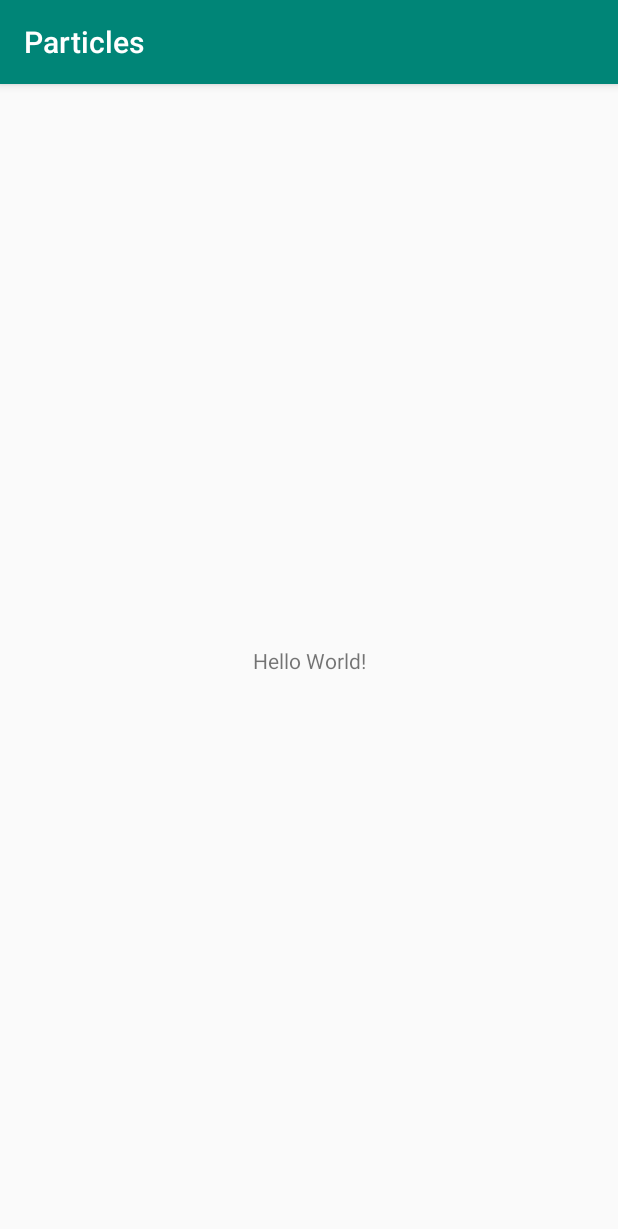
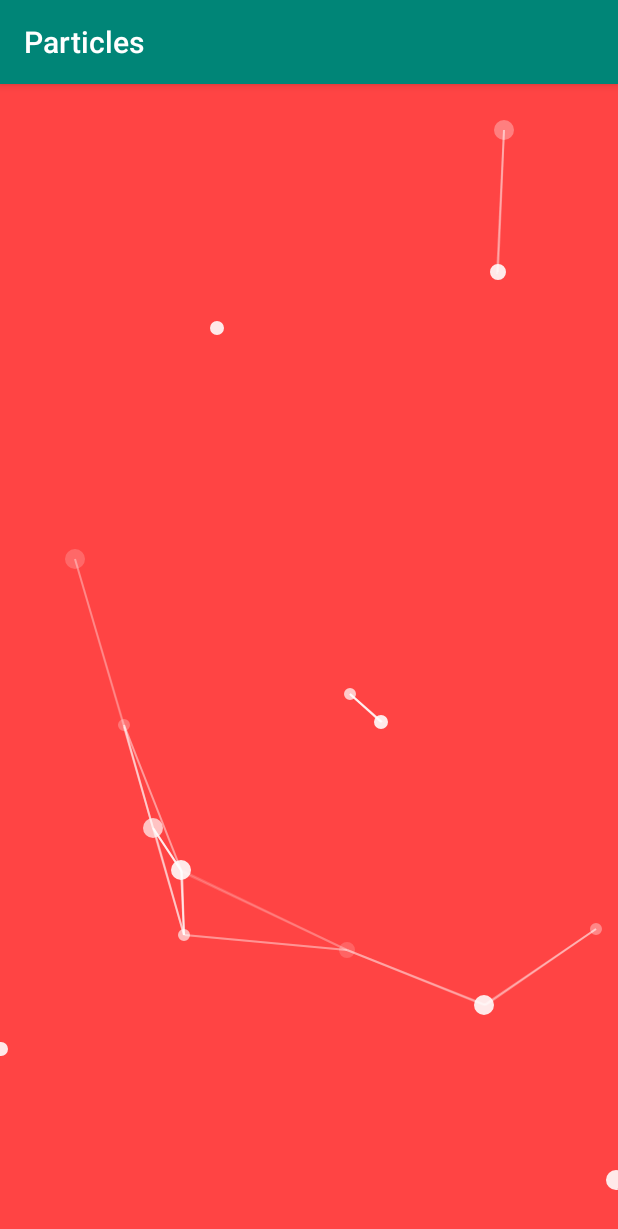
Before and after one commit to ibrahimsn98/android-particles, an Android app: the screen it shows after launch (MainActivity), on a phone screen of 412 x 824 dp. Shown: the top 1229 px of the screen. Run offline under Robolectric (Android 15) with nearby library versions, the phone set to English and light mode, and no system bars.

```diff
--- a/app/src/main/AndroidManifest.xml
+++ b/app/src/main/AndroidManifest.xml
@@ -3,7 +3,7 @@
           package="me.ibrahimsn.particles">
 
     <application
-            android:allowBackup="true"
+            android:allowBackup="false"
             android:icon="@mipmap/ic_launcher"
             android:label="@string/app_name"
             android:roundIcon="@mipmap/ic_launcher_round"
--- a/app/src/main/res/layout/activity_main.xml
+++ b/app/src/main/res/layout/activity_main.xml
@@ -1,19 +1,13 @@
 <?xml version="1.0" encoding="utf-8"?>
-<android.support.constraint.ConstraintLayout
+<FrameLayout
         xmlns:android="http://schemas.android.com/apk/res/android"
         xmlns:tools="http://schemas.android.com/tools"
-        xmlns:app="http://schemas.android.com/apk/res-auto"
         android:layout_width="match_parent"
         android:layout_height="match_parent"
         tools:context=".MainActivity">
 
-    <TextView
-            android:layout_width="wrap_content"
-            android:layout_height="wrap_content"
-            android:text="Hello World!"
-            app:layout_constraintBottom_toBottomOf="parent"
-            app:layout_constraintLeft_toLeftOf="parent"
-            app:layout_constraintRight_toRightOf="parent"
-            app:layout_constraintTop_toTopOf="parent"/>
+    <me.ibrahimsn.particle.ParticleView
+            android:layout_width="match_parent"
+            android:layout_height="match_parent"/>
 
-</android.support.constraint.ConstraintLayout>
+</FrameLayout>
--- a/particle/src/main/java/me/ibrahimsn/particle/ParticleView.kt
+++ b/particle/src/main/java/me/ibrahimsn/particle/ParticleView.kt
@@ -9,16 +9,25 @@ import android.util.AttributeSet
 import android.view.View
 import android.view.ViewTreeObserver
 import kotlin.random.Random
+import android.support.v4.content.ContextCompat
+
 
 class ParticleView : View {
 
-    private val count = 20
+    private var count = 20
+    private var background = Color.RED
 
     private var paint: Paint = Paint()
     private lateinit var particles: Array<Particle>
 
     constructor(context: Context) : super(context)
-    constructor(context: Context, attrs: AttributeSet?) : super(context, attrs)
+    constructor(context: Context, attrs: AttributeSet?) : super(context, attrs) {
+        val a = context.obtainStyledAttributes(attrs, R.styleable.ParticleView, 0, 0)
+        count = a.getInt(R.styleable.ParticleView_particleCount, 15)
+        background = a.getColor(R.styleable.ParticleView_backgroundColor, ContextCompat.getColor(context, android.R.color.holo_red_light))
+        a.recycle()
+
+    }
 
     init {
         paint.isAntiAlias = true
@@ -50,7 +59,7 @@ class ParticleView : View {
     }
 
     override fun onDraw(canvas: Canvas) {
-        canvas.drawColor(Color.RED)
+        canvas.drawColor(background)
 
         for (i in 0 until count) {
             paint.alpha = particles[i].alpha
```
Also changed, not shown: particle/src/main/res/values/attrs.xml (added, +7 -0 lines).
